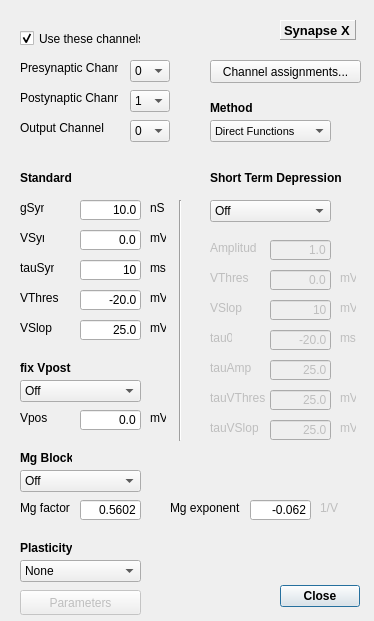
This is src/gui/ChemSynDlg.ui in CompEphys-team/stdpc as Qt 5 draws it before an edit. The edited form follows.
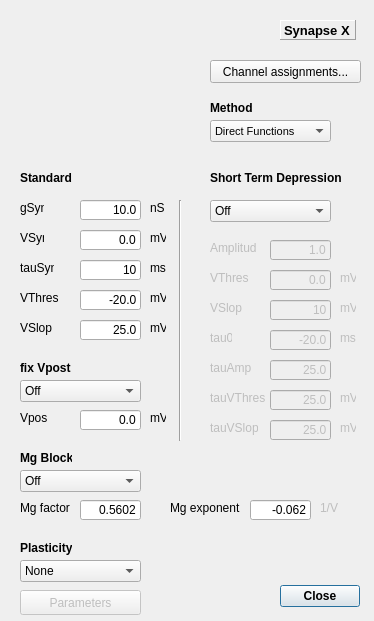
This is the edited form.

Commit message:
Deprecated legacy channel assignments for good
GUI changes are limited to removing legacy elements in preparation for
in-dialog channel assignments

Patch:
```diff
--- a/src/gui/ChemSynDlg.ui
+++ b/src/gui/ChemSynDlg.ui
@@ -76,85 +76,6 @@
     <string>Synapse X</string>
    </property>
   </widget>
-  <widget class="QLabel" name="label_2">
-   <property name="geometry">
-    <rect>
-     <x>20</x>
-     <y>60</y>
-     <width>98</width>
-     <height>16</height>
-    </rect>
-   </property>
-   <property name="text">
-    <string>Presynaptic Channel</string>
-   </property>
-  </widget>
-  <widget class="QComboBox" name="PreSynChannelCombo">
-   <property name="geometry">
-    <rect>
-     <x>130</x>
-     <y>60</y>
-     <width>40</width>
-     <height>22</height>
-    </rect>
-   </property>
-   <item>
-    <property name="text">
-     <string>0</string>
-    </property>
-   </item>
-   <item>
-    <property name="text">
-     <string>1</string>
-    </property>
-   </item>
-   <item>
-    <property name="text">
-     <string>SG</string>
-    </property>
-   </item>
-  </widget>
-  <widget class="QLabel" name="label_3">
-   <property name="geometry">
-    <rect>
-     <x>20</x>
-     <y>90</y>
-     <width>98</width>
-     <height>16</height>
-    </rect>
-   </property>
-   <property name="text">
-    <string>Postynaptic Channel</string>
-   </property>
-  </widget>
-  <widget class="QComboBox" name="PostSynChannelCombo">
-   <property name="geometry">
-    <rect>
-     <x>130</x>
-     <y>90</y>
-     <width>40</width>
-     <height>22</height>
-    </rect>
-   </property>
-   <property name="currentIndex">
-    <number>1</number>
-   </property>
-   <item>
-    <property name="text">
-     <string>0</string>
-    </property>
-   </item>
-   <item>
-    <property name="text">
-     <string>1</string>
-    </property>
-   </item>
-   <item>
-    <property name="text">
-     <string>SG</string>
-    </property>
-   </item>
-  </widget>
   <widget class="QLabel" name="label_4">
    <property name="geometry">
     <rect>
@@ -941,42 +862,6 @@
     </property>
    </item>
   </widget>
-  <widget class="QLabel" name="OutSynChannelL">
-   <property name="geometry">
-    <rect>
-     <x>20</x>
-     <y>120</y>
-     <width>98</width>
-     <height>16</height>
-    </rect>
-   </property>
-   <property name="text">
-    <string>Output Channel</string>
-   </property>
-  </widget>
-  <widget class="QComboBox" name="OutSynChannelCombo">
-   <property name="geometry">
-    <rect>
-     <x>130</x>
-     <y>120</y>
-     <width>40</width>
-     <height>22</height>
-    </rect>
-   </property>
-   <property name="currentIndex">
-    <number>0</number>
-   </property>
-   <item>
-    <property name="text">
-     <string>0</string>
-    </property>
-   </item>
-   <item>
-    <property name="text">
-     <string>1</string>
-    </property>
-   </item>
-  </widget>
   <widget class="QComboBox" name="LUCombo">
    <property name="geometry">
     <rect>
@@ -1142,22 +1027,6 @@
     <string>1/V</string>
    </property>
   </widget>
-  <widget class="QCheckBox" name="cbUseLegacy">
-   <property name="geometry">
-    <rect>
-     <x>20</x>
-     <y>30</y>
-     <width>121</width>
-     <height>17</height>
-    </rect>
-   </property>
-   <property name="text">
-    <string>Use these channels:</string>
-   </property>
-   <property name="checked">
-    <bool>true</bool>
-   </property>
-  </widget>
   <widget class="QPushButton" name="btnAssign">
    <property name="geometry">
     <rect>
```
The commit also changes 33 other files.
